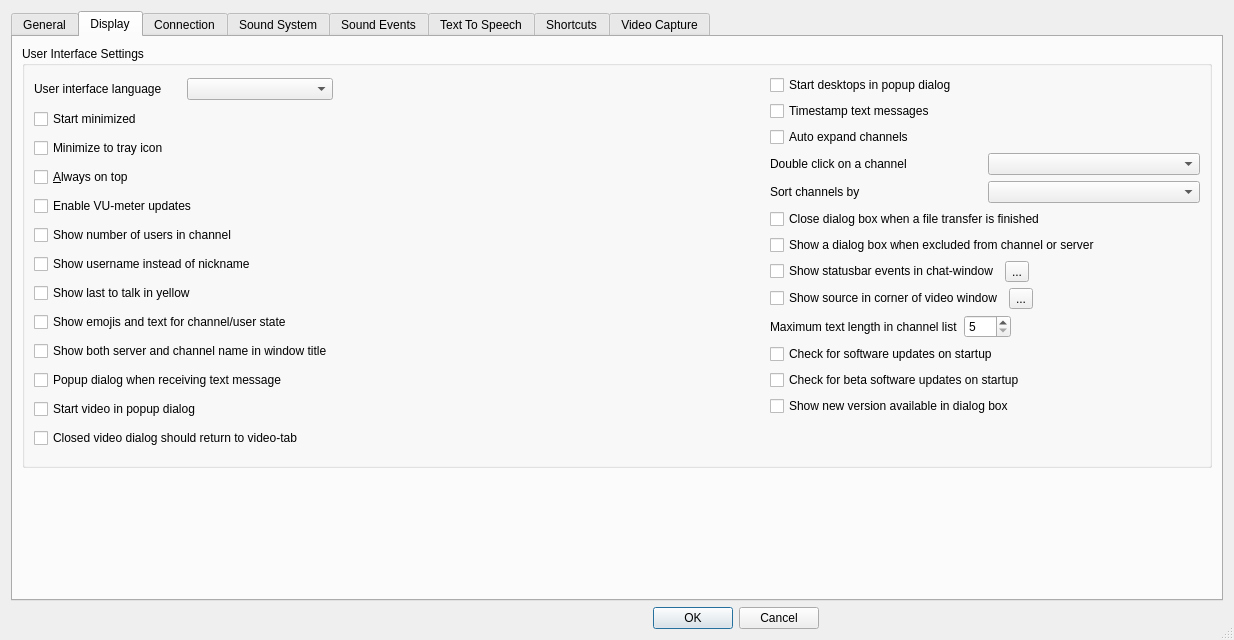
This is Client/qtTeamTalk/preferences.ui in BearWare/TeamTalk5 as Qt 5 draws it before an edit. The edited form follows.
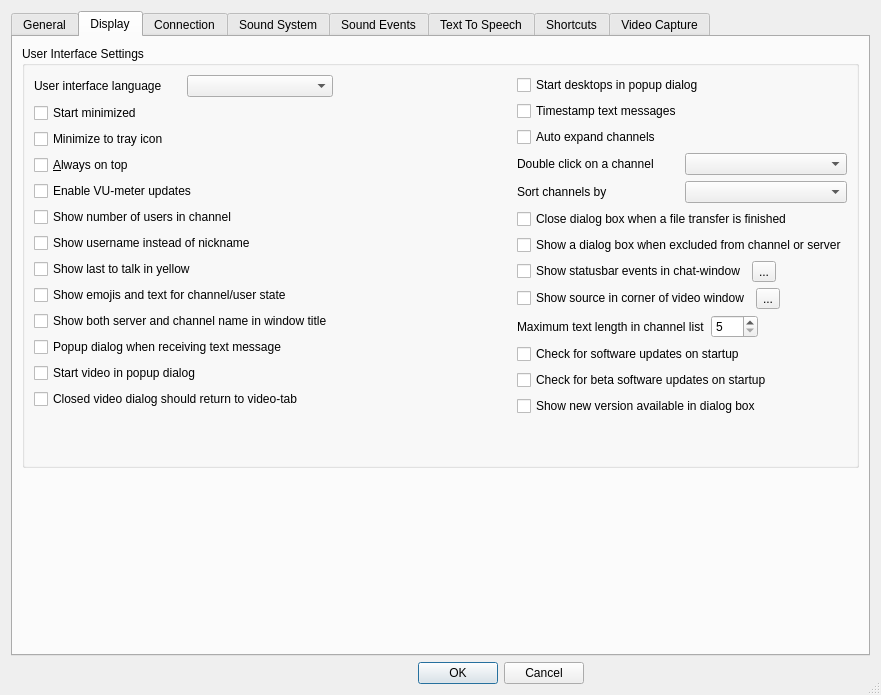
This is the edited form. The open tabs and pages were chosen to show the change. Icons and pictures are not drawn. Custom widgets are drawn as their Qt base class.

Commit message: Reduce size of initial Preferences dialog

The edit to the form file:
```diff
--- a/Client/qtTeamTalk/preferences.ui
+++ b/Client/qtTeamTalk/preferences.ui
@@ -6,8 +6,8 @@
    <rect>
     <x>0</x>
     <y>0</y>
-    <width>1234</width>
-    <height>640</height>
+    <width>881</width>
+    <height>695</height>
    </rect>
   </property>
   <property name="windowTitle">
@@ -443,6 +443,19 @@
                 </property>
                </widget>
               </item>
+              <item>
+               <spacer name="verticalSpacer_11">
+                <property name="orientation">
+                 <enum>Qt::Vertical</enum>
+                </property>
+                <property name="sizeHint" stdset="0">
+                 <size>
+                  <width>20</width>
+                  <height>40</height>
+                 </size>
+                </property>
+               </spacer>
+              </item>
              </layout>
             </item>
             <item>
```
Left out of the diff: 1 changed line with no effect on the pictures.
